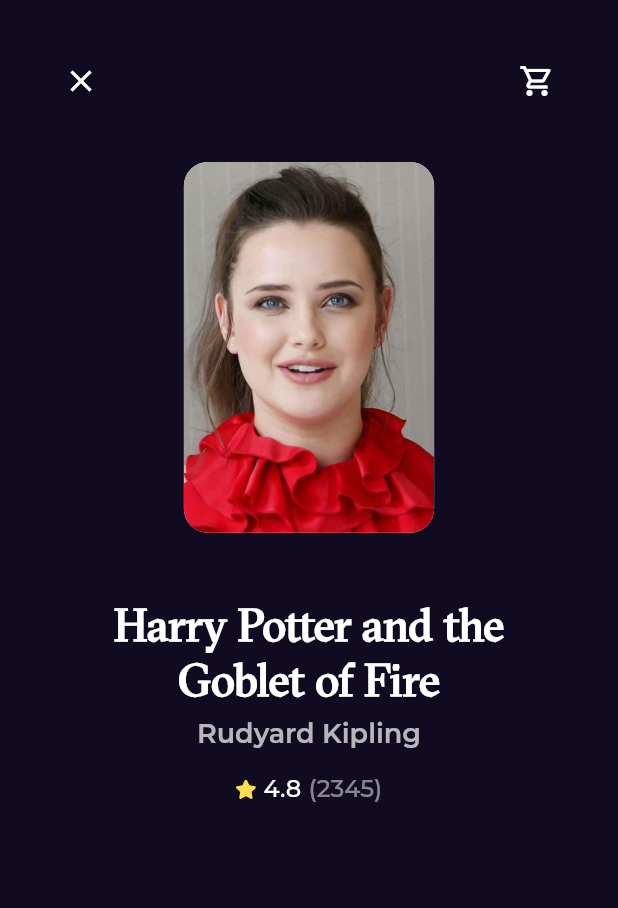
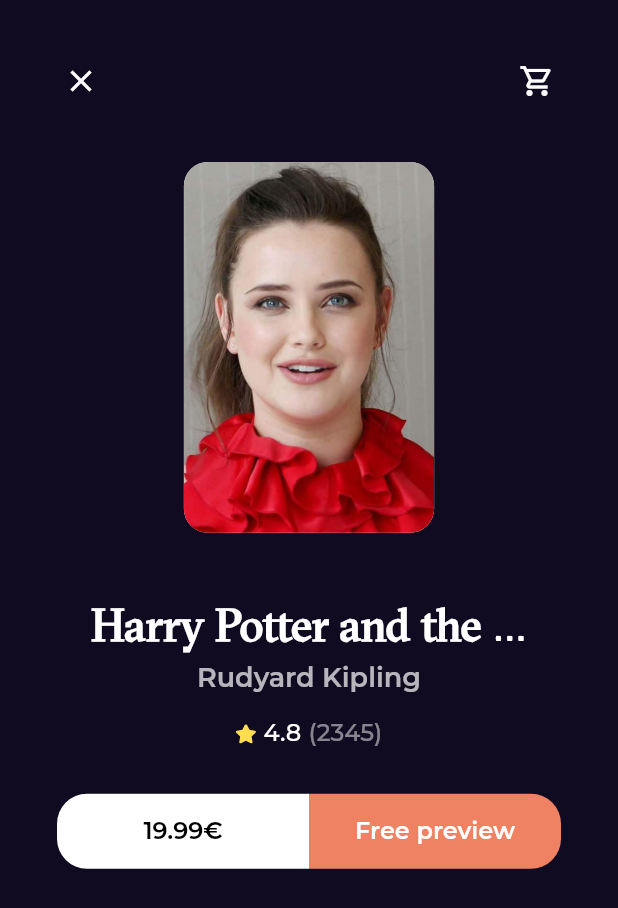
Before and after one commit to AhmedGamalxp/freebook_app, a Flutter app: the HomeDetailesView screen opened by its route, on a phone screen of 412 x 824 dp. Shown: the top 908 px of the screen. Run offline on Flutter 3.47's test engine with Material 2 defaults, Android fonts, the phone set to English and light mode, and no system bars; our stand-ins replace flutter_svg, go_router, google_fonts.

Commit message:
adding botton action section

```diff
--- a/lib/features/home/presentation/views/home_detailes_view.dart
+++ b/lib/features/home/presentation/views/home_detailes_view.dart
@@ -1,7 +1,9 @@
 import 'package:flutter/material.dart';
+import 'package:freebook_app/features/home/presentation/views/widgets/custom_botton.dart';
 import 'package:freebook_app/features/home/presentation/views/widgets/detailes_view_appbar.dart';
 
 import 'widgets/book_detailes.dart';
+import 'widgets/botton_action.dart';
 
 class HomeDetailesView extends StatelessWidget {
   const HomeDetailesView({super.key});
@@ -13,6 +15,10 @@ class HomeDetailesView extends StatelessWidget {
         children: [
           DetailesViewAppBar(),
           BookDetailes(),
+          SizedBox(
+            height: 30,
+          ),
+          BottonAction(),
         ],
       ),
     );
--- a/lib/features/home/presentation/views/widgets/book_detailes.dart
+++ b/lib/features/home/presentation/views/widgets/book_detailes.dart
@@ -37,7 +37,7 @@ class BookDetailes extends StatelessWidget {
             textAlign: TextAlign.center,
             style: Styles.textstyle30
                 .copyWith(fontFamily: 'GT Sectra Fine Regular'),
-            maxLines: 2,
+            maxLines: 1,
             overflow: TextOverflow.ellipsis,
           ),
         ),
--- /dev/null
+++ b/lib/features/home/presentation/views/widgets/botton_action.dart
@@ -0,0 +1,33 @@
+import 'package:flutter/material.dart';
+
+import 'custom_botton.dart';
+
+class BottonAction extends StatelessWidget {
+  const BottonAction({super.key});
+
+  @override
+  Widget build(BuildContext context) {
+    return const Padding(
+      padding: EdgeInsets.symmetric(horizontal: 38),
+      child: Row(
+        children: [
+          CustomBotton(
+            text: '19.99€',
+            color: Colors.black,
+            borderRadius: BorderRadius.only(
+                topLeft: Radius.circular(20), bottomLeft: Radius.circular(20)),
+            backgroundColor: Colors.white,
+          ),
+          CustomBotton(
+            text: 'Free preview',
+            color: Colors.white,
+            borderRadius: BorderRadius.only(
+                topRight: Radius.circular(20),
+                bottomRight: Radius.circular(20)),
+            backgroundColor: Color(0xffEF8262),
+          ),
+        ],
+      ),
+    );
+  }
+}
--- /dev/null
+++ b/lib/features/home/presentation/views/widgets/custom_botton.dart
@@ -0,0 +1,35 @@
+import 'package:flutter/material.dart';
+import 'package:freebook_app/core/utils/styles.dart';
+
+class CustomBotton extends StatelessWidget {
+  const CustomBotton(
+      {super.key,
+      required this.text,
+      required this.color,
+      required this.borderRadius,
+      required this.backgroundColor});
+  final String text;
+  final Color color;
+  final Color backgroundColor;
+  final BorderRadius borderRadius;
+  @override
+  Widget build(BuildContext context) {
+    return Expanded(
+      child: SizedBox(
+        height: 50,
+        child: TextButton(
+          style: TextButton.styleFrom(
+              backgroundColor: backgroundColor,
+              shape: RoundedRectangleBorder(
+                borderRadius: borderRadius,
+              )),
+          onPressed: () {},
+          child: Text(
+            text,
+            style: Styles.textstyle18.copyWith(color: color, fontSize: 16),
+          ),
+        ),
+      ),
+    );
+  }
+}
```
